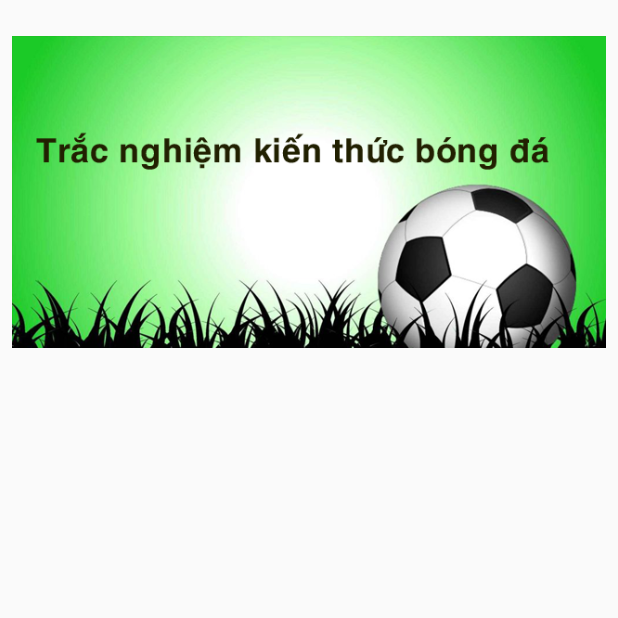
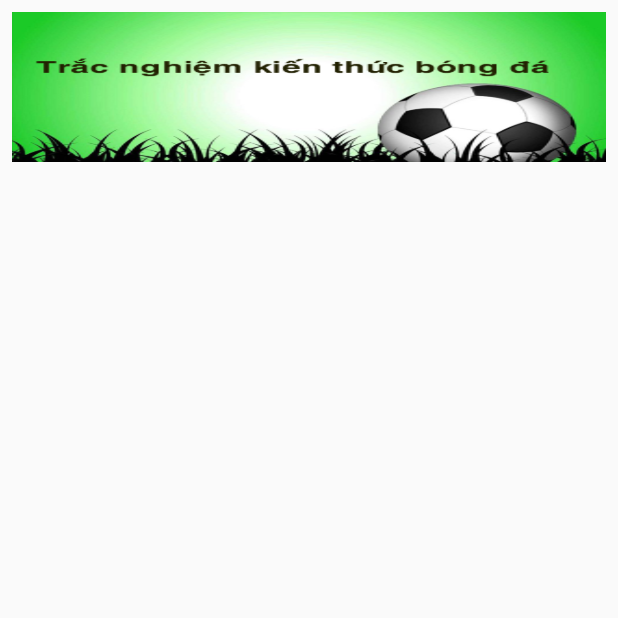
Before and after one commit to lethikieuanh-cdpm20d/DoAnAndroid, a Flutter app: the categoryScreen screen opened directly, on a phone screen of 412 x 824 dp, the top half of it. Run offline on Flutter 3.47's test engine with Material 2 defaults, Android fonts, the phone set to English and light mode, and no system bars.

Commit message:
edit category

```diff
--- a/lib/category.dart
+++ b/lib/category.dart
@@ -11,8 +11,9 @@ class categoryScreen extends StatelessWidget {
               onPressed: () {},
               child: Image.asset(
                 'images/quizz1.png',
-                width: 600,
-                height: 240,
+                width: 500,
+                height: 100,
+                fit: BoxFit.fill,
               )),
         ]),
       ),
--- a/lib/forget.dart
+++ b/lib/forget.dart
@@ -1,4 +1,4 @@
-import 'package:flutter/cupertino.dart';
+
 import 'package:flutter/material.dart';
 
 class forgetScreen extends StatelessWidget {
--- a/lib/main.dart
+++ b/lib/main.dart
@@ -3,15 +3,14 @@ import 'package:flutter_application_1/homepage.dart';
 import 'package:flutter_application_1/start.dart';
 import 'package:flutter_application_1/login.dart';
 
-//import 'login.dart';
 
 void main() => runApp(DoanApp());
 
 class DoanApp extends StatelessWidget {
   @override
   Widget build(BuildContext context) {
-    return MaterialApp(
-      home: homepageScreeen(),
+    return  MaterialApp(
+      home: StartApp(),
     );
   }
 }
```
Also changed, not shown: lib/homepage.dart (+15 -6 lines), lib/login.dart (+10 -14 lines).
